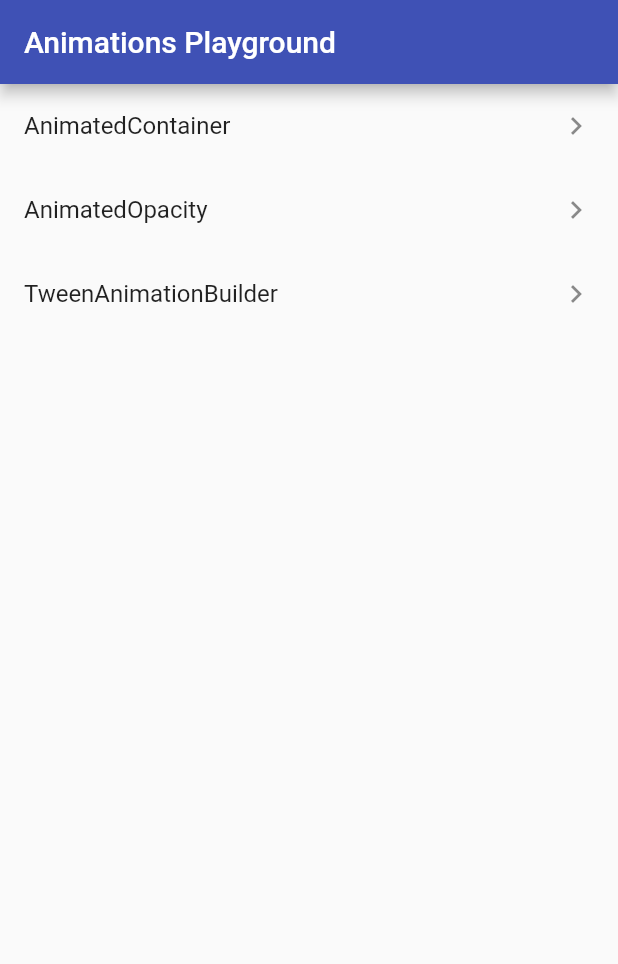
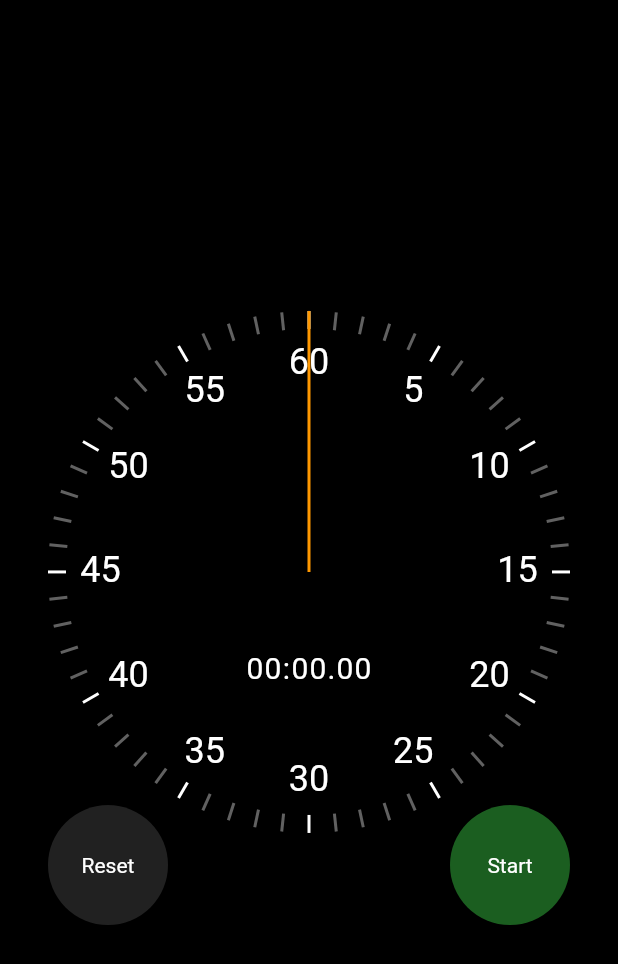
Before and after one commit to MeYo0o/Flutter-Animation-Masterclass, a Flutter app: the screen it shows after launch, on a phone screen of 412 x 824 dp. Shown: the top 964 px of the screen. Run offline on Flutter 3.47's test engine with Material 2 defaults, Android fonts, the phone set to English and light mode, and no system bars.

Commit message:
Add The StopWatch Project Files

```diff
--- a/lib/main.dart
+++ b/lib/main.dart
@@ -1,78 +1,121 @@
-import 'package:flutter/foundation.dart';
+// import 'package:flutter/foundation.dart';
+// import 'package:flutter/material.dart';
+// import 'pages/ep1_to_ep10/animated_container_page.dart';
+// import 'pages/ep1_to_ep10/animated_opacity_page.dart';
+// import 'pages/ep1_to_ep10/tween_animation_builder_page.dart';
+//
+// enum AnimationExample {
+//   animatedContainer,
+//   animatedOpacity,
+//   tweenAnimationBuilder,
+// }
+//
+// extension on AnimationExample {
+//   String capitalizeFirstCharacter() {
+//     final name = describeEnum(this);
+//     return name.replaceRange(0, 1, name.characters.first.toUpperCase());
+//   }
+// }
+//
+// void main() {
+//   runApp(const MyApp());
+// }
+//
+// class MyApp extends StatelessWidget {
+//   const MyApp({Key? key}) : super(key: key);
+//
+//   @override
+//   Widget build(BuildContext context) {
+//     return MaterialApp(
+//       title: 'Flutter Demo',
+//       debugShowCheckedModeBanner: false,
+//       theme: ThemeData(
+//         primarySwatch: Colors.indigo,
+//       ),
+//       home: Scaffold(
+//         appBar: AppBar(title: const Text('Animations Playground')),
+//         body: const AnimationExamplesList(),
+//       ),
+//       onGenerateRoute: (settings) {
+//         switch (settings.name) {
+//           case 'animatedContainer':
+//             return MaterialPageRoute(
+//                 builder: (_) => const AnimatedContainerPage());
+//           case 'animatedOpacity':
+//             return MaterialPageRoute(
+//                 builder: (_) => const AnimatedOpacityPage());
+//           case 'tweenAnimationBuilder':
+//             return MaterialPageRoute(
+//                 builder: (_) => const TweenAnimationBuilderPage());
+//           default:
+//             throw UnimplementedError(
+//                 'Route ${settings.name} not implemented');
+//         }
+//       },
+//     );
+//   }
+// }
+//
+// class AnimationExamplesList extends StatelessWidget {
+//   const AnimationExamplesList({Key? key}) : super(key: key);
+//
+//   @override
+//   Widget build(BuildContext context) {
+//     return ListView.builder(
+//       itemBuilder: (context, index) {
+//         final example = AnimationExample.values[index];
+//         final routeName = describeEnum(example);
+//         debugPrint(routeName);
+//         return ListTile(
+//           title: Text(example.capitalizeFirstCharacter()),
+//           trailing: const Icon(Icons.chevron_right),
+//           onTap: () => Navigator.of(context).pushNamed(routeName),
+//         );
+//       },
+//       itemCount: AnimationExample.values.length,
+//     );
+//   }
+// }
+
 import 'package:flutter/material.dart';
-import 'pages/animated_container_page.dart';
-import 'pages/animated_opacity_page.dart';
-import 'pages/tween_animation_builder_page.dart';
-
-enum AnimationExample {
-  animatedContainer,
-  animatedOpacity,
-  tweenAnimationBuilder,
-}
-
-extension on AnimationExample {
-  String capitalizeFirstCharacter() {
-    final name = describeEnum(this);
-    return name.replaceRange(0, 1, name.characters.first.toUpperCase());
-  }
-}
+import 'package:flutter/services.dart';
+import 'package:flutter_animations_masterclass/pages/ep11_to_ep/stopwatch.dart';
 
 void main() {
-  runApp(const MyApp());
+  runApp(MyApp());
 }
 
 class MyApp extends StatelessWidget {
-  const MyApp({Key? key}) : super(key: key);
-
   @override
   Widget build(BuildContext context) {
     return MaterialApp(
-      title: 'Flutter Demo',
       debugShowCheckedModeBanner: false,
-      theme: ThemeData(
-        primarySwatch: Colors.indigo,
+      theme: ThemeData.dark().copyWith(
+        scaffoldBackgroundColor: Colors.black,
       ),
-      home: Scaffold(
-        appBar: AppBar(title: const Text('Animations Playground')),
-        body: const AnimationExamplesList(),
-      ),
-      onGenerateRoute: (settings) {
-        switch (settings.name) {
-          case 'animatedContainer':
-            return MaterialPageRoute(
-                builder: (_) => const AnimatedContainerPage());
-          case 'animatedOpacity':
-            return MaterialPageRoute(
-                builder: (_) => const AnimatedOpacityPage());
-          case 'tweenAnimationBuilder':
-            return MaterialPageRoute(
-                builder: (_) => const TweenAnimationBuilderPage());
-          default:
-            throw UnimplementedError(
-                'Route ${settings.name} not implemented');
-        }
-      },
+      home: MyHomePage(),
     );
   }
 }
 
-class AnimationExamplesList extends StatelessWidget {
-  const AnimationExamplesList({Key? key}) : super(key: key);
+class MyHomePage extends StatelessWidget {
+  MyHomePage({Key? key}) : super(key: key);
 
   @override
   Widget build(BuildContext context) {
-    return ListView.builder(
-      itemBuilder: (context, index) {
-        final example = AnimationExample.values[index];
-        final routeName = describeEnum(example);
-        debugPrint(routeName);
-        return ListTile(
-          title: Text(example.capitalizeFirstCharacter()),
-          trailing: const Icon(Icons.chevron_right),
-          onTap: () => Navigator.of(context).pushNamed(routeName),
-        );
-      },
-      itemCount: AnimationExample.values.length,
+    return AnnotatedRegion<SystemUiOverlayStyle>(
+      value: SystemUiOverlayStyle.light,
+      child: Scaffold(
+        body: Center(
+          child: Padding(
+            padding: const EdgeInsets.all(32.0),
+            child: AspectRatio(
+              aspectRatio: 0.85,
+              child: MeYoStopWatch(),
+            ),
+          ),
+        ),
+      ),
     );
   }
 }
--- /dev/null
+++ b/lib/pages/ep11_to_ep/clock_hand.dart
@@ -0,0 +1,30 @@
+import 'package:flutter/material.dart';
+
+class ClockHand extends StatelessWidget {
+  const ClockHand({
+    Key? key,
+    required this.rotationZAngle,
+    required this.handThickness,
+    required this.handLength,
+    required this.color,
+  }) : super(key: key);
+  final double rotationZAngle; // function of the elapsed time
+  final double handThickness;
+  final double handLength;
+  final Color color;
+
+  @override
+  Widget build(BuildContext context) {
+    return Transform(
+      alignment: Alignment.topCenter,
+      transform: Matrix4.identity()
+        ..translate(-handThickness / 2, 0.0, 0.0)
+        ..rotateZ(rotationZAngle),
+      child: Container(
+        height: handLength,
+        width: handThickness,
+        color: color,
+      ),
+    );
+  }
+}
--- /dev/null
+++ b/lib/pages/ep11_to_ep/clock_markers.dart
@@ -0,0 +1,63 @@
+import 'dart:math';
+
+import 'package:flutter/material.dart';
+
+class ClockSecondsTickMarker extends StatelessWidget {
+  const ClockSecondsTickMarker({
+    Key? key,
+    required this.seconds,
+    required this.radius,
+  }) : super(key: key);
+  final int seconds;
+  final double radius;
+
+  @override
+  Widget build(BuildContext context) {
+    final color = seconds % 5 == 0 ? Colors.white : Colors.grey[700];
+    const width = 2.0;
+    const height = 12.0;
+    return Transform(
+      alignment: Alignment.center,
+      transform: Matrix4.identity()
+        ..translate(-width / 2, -height / 2, 0.0) // center to origin
+        ..rotateZ(2 * pi * (seconds / 60.0))
+        ..translate(0.0, radius - height / 2, 0.0),
+      child: Container(width: width, height: height, color: color),
+    );
+  }
+}
+
+class ClockTextMarker extends StatelessWidget {
+  const ClockTextMarker({
+    Key? key,
+    required this.value,
+    required this.maxValue,
+    required this.radius,
+  }) : super(key: key);
+  final int value;
+  final int maxValue;
+  final double radius;
+
+  @override
+  Widget build(BuildContext context) {
+    const width = 40.0;
+    const height = 30.0;
+    return Transform(
+      alignment: Alignment.center,
+      transform: Matrix4.identity()
+        ..translate(-width / 2, -height / 2, 0.0)
+        ..rotateZ(pi + 2 * pi * (value / maxValue))
+        ..translate(0.0, radius - 35, 0.0)
+        ..rotateZ(pi - 2 * pi * (value / maxValue)),
+      child: SizedBox(
+        width: width,
+        height: height,
+        child: Text(
+          value.toString(),
+          style: TextStyle(fontSize: 24),
+          textAlign: TextAlign.center,
+        ),
+      ),
+    );
+  }
+}
--- /dev/null
+++ b/lib/pages/ep11_to_ep/elapsed_time_text.dart
@@ -0,0 +1,48 @@
+import 'package:flutter/material.dart';
+
+class ElapsedTimeText extends StatelessWidget {
+  const ElapsedTimeText({Key? key, required this.elapsed}) : super(key: key);
+  final Duration elapsed;
+
+  @override
+  Widget build(BuildContext context) {
+    final hundreds = (elapsed.inMilliseconds / 10) % 100;
+    final seconds = elapsed.inSeconds % 60;
+    final minutes = elapsed.inMinutes % 60;
+    final hundredsStr = hundreds.toStringAsFixed(0).padLeft(2, '0');
+    final secondsStr = seconds.toString().padLeft(2, '0');
+    final minutesStr = minutes.toString().padLeft(2, '0');
+    const digitWidth = 12.0;
+    return Row(
+      mainAxisAlignment: MainAxisAlignment.center,
+      children: [
+        TimeDigit(minutesStr.substring(0, 1), width: digitWidth),
+        TimeDigit(minutesStr.substring(1, 2), width: digitWidth),
+        TimeDigit(':', width: 6),
+        TimeDigit(secondsStr.substring(0, 1), width: digitWidth),
+        TimeDigit(secondsStr.substring(1, 2), width: digitWidth),
+        TimeDigit('.', width: 6),
+        TimeDigit(hundredsStr.substring(0, 1), width: digitWidth),
+        TimeDigit(hundredsStr.substring(1, 2), width: digitWidth),
+      ],
+    );
+  }
+}
+
+class TimeDigit extends StatelessWidget {
+  const TimeDigit(this.text, {Key? key, required this.width}) : super(key: key);
+  final String text;
+  final double width;
+
+  @override
+  Widget build(BuildContext context) {
+    return SizedBox(
+      width: width,
+      child: Text(
+        text,
+        style: TextStyle(fontSize: 20),
+        textAlign: TextAlign.center,
+      ),
+    );
+  }
+}
--- /dev/null
+++ b/lib/pages/ep11_to_ep/elapsed_time_text_basic.dart
@@ -0,0 +1,22 @@
+import 'package:flutter/material.dart';
+
+class ElapsedTimeTextBasic extends StatelessWidget {
+  const ElapsedTimeTextBasic({Key? key, required this.elapsed})
+      : super(key: key);
+  final Duration elapsed;
+
+  @override
+  Widget build(BuildContext context) {
+    final hundreds = (elapsed.inMilliseconds / 10) % 100;
+    final seconds = elapsed.inSeconds % 60;
+    final minutes = elapsed.inMinutes % 60;
+    final hundredsStr = hundreds.toStringAsFixed(0).padLeft(2, '0');
+    final secondsStr = seconds.toString().padLeft(2, '0');
+    final minutesStr = minutes.toString().padLeft(2, '0');
+    return Text(
+      '$minutesStr:$secondsStr.$hundredsStr',
+      textAlign: TextAlign.center,
+      style: TextStyle(fontSize: 40),
+    );
+  }
+}
--- /dev/null
+++ b/lib/pages/ep11_to_ep/reset_button.dart
@@ -0,0 +1,24 @@
+import 'package:flutter/material.dart';
+
+class ResetButton extends StatelessWidget {
+  const ResetButton({Key? key, this.onPressed}) : super(key: key);
+  final VoidCallback? onPressed;
+
+  @override
+  Widget build(BuildContext context) {
+    return ClipOval(
+      child: Material(
+        color: Colors.grey[900], // button color
+        child: InkWell(
+          onTap: onPressed,
+          child: Align(
+            alignment: Alignment.center,
+            child: Text(
+              'Reset',
+            ),
+          ),
+        ),
+      ),
+    );
+  }
+}
--- /dev/null
+++ b/lib/pages/ep11_to_ep/start_stop_button.dart
@@ -0,0 +1,26 @@
+import 'package:flutter/material.dart';
+
+class StartStopButton extends StatelessWidget {
+  const StartStopButton({Key? key, required this.isRunning, this.onPressed})
+      : super(key: key);
+  final bool isRunning;
+  final VoidCallback? onPressed;
+
+  @override
+  Widget build(BuildContext context) {
+    return ClipOval(
+      child: Material(
+        color: isRunning ? Colors.red[900] : Colors.green[900], // button color
+        child: InkWell(
+          onTap: onPressed,
+          child: Align(
+            alignment: Alignment.center,
+            child: Text(
+              isRunning ? 'Stop' : 'Start',
+            ),
+          ),
+        ),
+      ),
+    );
+  }
+}
--- /dev/null
+++ b/lib/pages/ep11_to_ep/stopwatch.dart
@@ -0,0 +1,73 @@
+import 'package:flutter/material.dart';
+import 'package:flutter_animations_masterclass/pages/ep11_to_ep/reset_button.dart';
+import 'package:flutter_animations_masterclass/pages/ep11_to_ep/start_stop_button.dart';
+import 'package:flutter_animations_masterclass/pages/ep11_to_ep/stopwatch_renderer.dart';
+import 'package:flutter_animations_masterclass/pages/ep11_to_ep/stopwatch_ticker_ui.dart';
+
+class MeYoStopWatch extends StatefulWidget {
+  @override
+  _MeYoStopWatchState createState() => _MeYoStopWatchState();
+}
+
+class _MeYoStopWatchState extends State<MeYoStopWatch> {
+  /// Global key used to manipulate the state of the StopwatchTickerUI
+  final _tickerUIKey = GlobalKey<StopwatchTickerUIState>();
+  bool _isRunning = false;
+
+  void _toggleRunning() {
+    setState(() {
+      _isRunning = !_isRunning;
+    });
+    _tickerUIKey.currentState?.toggleRunning(_isRunning);
+  }
+
+  void _reset() {
+    setState(() {
+      _isRunning = false;
+    });
+    _tickerUIKey.currentState?.reset();
+  }
+
+  @override
+  Widget build(BuildContext context) {
+    return LayoutBuilder(
+      builder: (context, constraints) {
+        final radius = constraints.maxWidth / 2;
+        return Stack(
+          children: [
+            // non-ticker dependent UI
+            StopwatchRenderer(radius: radius),
+            // ticker dependent UI
+            StopwatchTickerUI(
+              key: _tickerUIKey,
+              radius: radius,
+            ),
+            // reset button
+            Align(
+              alignment: Alignment.bottomLeft,
+              child: SizedBox(
+                width: 80,
+                height: 80,
+                child: ResetButton(
+                  onPressed: _reset,
+                ),
+              ),
+            ),
+            // start/stop button
+            Align(
+              alignment: Alignment.bottomRight,
+              child: SizedBox(
+                width: 80,
+                height: 80,
+                child: StartStopButton(
+                  isRunning: _isRunning,
+                  onPressed: _toggleRunning,
+                ),
+              ),
+            ),
+          ],
+        );
+      },
+    );
+  }
+}
--- /dev/null
+++ b/lib/pages/ep11_to_ep/stopwatch_renderer.dart
@@ -0,0 +1,31 @@
+import 'package:flutter/material.dart';
+
+import 'clock_markers.dart';
+
+class StopwatchRenderer extends StatelessWidget {
+  const StopwatchRenderer({
+    Key? key,
+    required this.radius,
+  }) : super(key: key);
+  final double radius;
+
+  @override
+  Widget build(BuildContext context) {
+    return Stack(
+      children: [
+        for (var i = 0; i < 60; i++)
+          Positioned(
+            left: radius,
+            top: radius,
+            child: ClockSecondsTickMarker(seconds: i, radius: radius),
+          ),
+        for (var i = 5; i <= 60; i += 5)
+          Positioned(
+            top: radius,
+            left: radius,
+            child: ClockTextMarker(value: i, maxValue: 60, radius: radius),
+          ),
+      ],
+    );
+  }
+}
--- /dev/null
+++ b/lib/pages/ep11_to_ep/stopwatch_ticker_ui.dart
@@ -0,0 +1,87 @@
+import 'dart:math';
+
+import 'package:flutter/material.dart';
+import 'package:flutter/scheduler.dart';
+
+import 'clock_hand.dart';
+import 'elapsed_time_text.dart';
+
+/// Widget that manages the Ticker and only rebuilds the UI that depends on it
+class StopwatchTickerUI extends StatefulWidget {
+  const StopwatchTickerUI({Key? key, required this.radius})
+      : super(key: key);
+  final double radius;
+
+  @override
+  StopwatchTickerUIState createState() => StopwatchTickerUIState();
+}
+
+class StopwatchTickerUIState extends State<StopwatchTickerUI>
+    with SingleTickerProviderStateMixin {
+  Duration _previouslyElapsed = Duration.zero;
+  Duration _currentlyElapsed = Duration.zero;
+  Duration get _elapsed => _previouslyElapsed + _currentlyElapsed;
+  late final Ticker _ticker;
+  @override
+  void initState() {
+    super.initState();
+    _ticker = this.createTicker((elapsed) {
+      setState(() {
+        _currentlyElapsed = elapsed;
+      });
+    });
+  }
+
+  @override
+  void dispose() {
+    _ticker.dispose();
+    super.dispose();
+  }
+
+  void toggleRunning(bool isRunning) {
+    setState(() {
+      if (isRunning) {
+        _ticker.start();
+      } else {
+        _ticker.stop();
+        _previouslyElapsed += _currentlyElapsed;
+        _currentlyElapsed = Duration.zero;
+      }
+    });
+  }
+
+  void reset() {
+    _ticker.stop();
+    setState(() {
+      _previouslyElapsed = Duration.zero;
+      _currentlyElapsed = Duration.zero;
+    });
+  }
+
+  @override
+  Widget build(BuildContext context) {
+    return Stack(
+      children: [
+        Positioned(
+          left: widget.radius,
+          top: widget.radius,
+          child: ClockHand(
+            handLength: widget.radius,
+            handThickness: 2,
+            rotationZAngle:
+                pi + (2 * pi / 60000) * _elapsed.inMilliseconds,
+            color: Colors.orange,
+          ),
+        ),
+        Positioned(
+          left: 0,
+          right: 0,
+          top: widget.radius * 1.3,
+          child: ElapsedTimeText(
+            elapsed: _elapsed,
+          ),
+        ),
+      ],
+    );
+  }
+}
```
Also changed, not shown: lib/pages/ep1_to_ep10/animated_container_page.dart (renamed from lib/pages/animated_container_page.dart), lib/pages/ep1_to_ep10/animated_opacity_page.dart (renamed from lib/pages/animated_opacity_page.dart), lib/pages/ep1_to_ep10/tween_animation_builder_page.dart (renamed from lib/pages/tween_animation_builder_page.dart), 1 other file.
